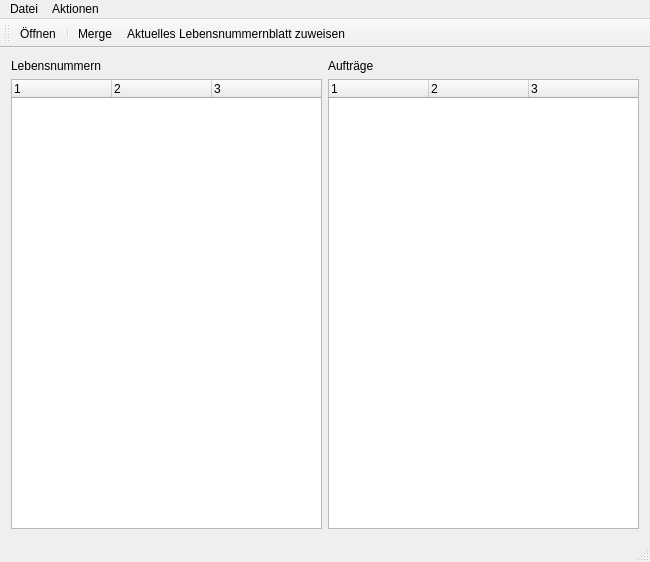
This is mainwindow.ui in Kri-7-q/TreeWidget as Qt 5 draws it before an edit. The edited form follows.
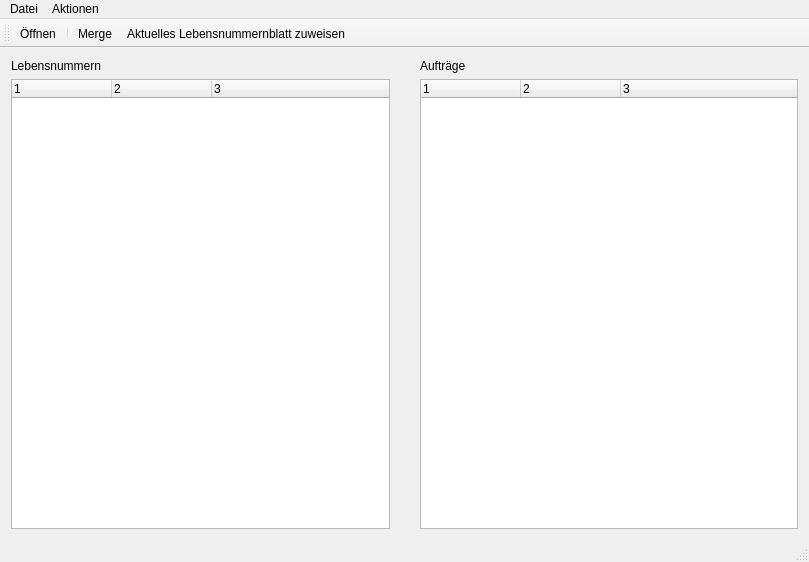
This is the edited form.

What changed in the file:
```diff
--- a/mainwindow.ui
+++ b/mainwindow.ui
@@ -6,7 +6,7 @@
    <rect>
     <x>0</x>
     <y>0</y>
-    <width>650</width>
+    <width>809</width>
     <height>562</height>
    </rect>
   </property>
@@ -15,6 +15,9 @@
   </property>
   <widget class="QWidget" name="centralWidget">
    <layout class="QHBoxLayout" name="horizontalLayout">
+    <property name="spacing">
+     <number>30</number>
+    </property>
     <item>
      <layout class="QVBoxLayout" name="verticalLayout">
       <item>
@@ -88,7 +91,7 @@
     <rect>
      <x>0</x>
      <y>0</y>
-     <width>650</width>
+     <width>809</width>
      <height>22</height>
     </rect>
    </property>
```
